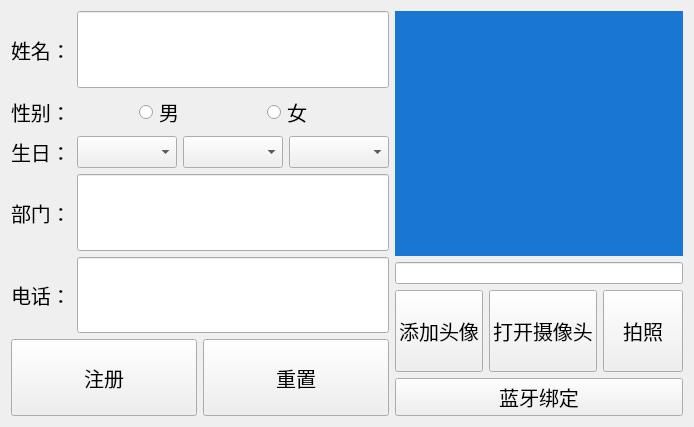
Above: src/register.ui from dsankdnasldas/sever before the change. Below: the same form after it.
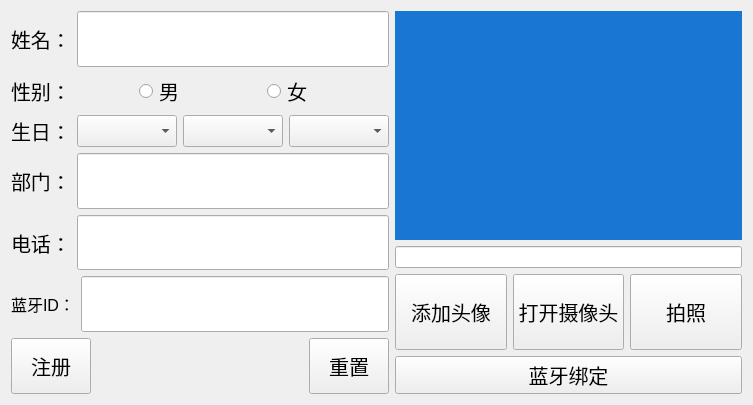
That is the form after the change.

The edit to the form file:
```diff
--- a/src/register.ui
+++ b/src/register.ui
@@ -6,14 +6,16 @@
    <rect>
     <x>0</x>
     <y>0</y>
-    <width>648</width>
-    <height>427</height>
+    <width>753</width>
+    <height>405</height>
    </rect>
   </property>
   <property name="windowTitle">
    <string>Form</string>
   </property>
-  <layout class="QHBoxLayout" name="horizontalLayout_8">
+  <layout class="QVBoxLayout" name="verticalLayout_3">
+   <item>
+    <layout class="QHBoxLayout" name="horizontalLayout_9">
    <item>
     <layout class="QVBoxLayout" name="verticalLayout">
      <item>
@@ -196,6 +198,37 @@
        </item>
       </layout>
      </item>
+       <item>
+        <layout class="QHBoxLayout" name="horizontalLayout_8">
+         <item>
+          <widget class="QLabel" name="label_5">
+           <property name="font">
+            <font>
+             <pointsize>12</pointsize>
+            </font>
+           </property>
+           <property name="text">
+            <string>蓝牙ID：</string>
+           </property>
+          </widget>
+         </item>
+         <item>
+          <widget class="QLineEdit" name="phoneEdit_2">
+           <property name="sizePolicy">
+            <sizepolicy hsizetype="Expanding" vsizetype="Expanding">
+             <horstretch>0</horstretch>
+             <verstretch>0</verstretch>
+            </sizepolicy>
+           </property>
+           <property name="font">
+            <font>
+             <pointsize>15</pointsize>
+            </font>
+           </property>
+          </widget>
+         </item>
+        </layout>
+       </item>
      <item>
       <layout class="QHBoxLayout" name="horizontalLayout_6">
        <item>
@@ -216,6 +249,19 @@
          </property>
         </widget>
        </item>
+         <item>
+          <spacer name="horizontalSpacer">
+           <property name="orientation">
+            <enum>Qt::Orientation::Horizontal</enum>
+           </property>
+           <property name="sizeHint" stdset="0">
+            <size>
+             <width>68</width>
+             <height>20</height>
+            </size>
+           </property>
+          </spacer>
+         </item>
        <item>
         <widget class="QPushButton" name="resetBt">
          <property name="sizePolicy">
@@ -239,7 +285,7 @@
     </layout>
    </item>
    <item>
-    <layout class="QVBoxLayout" name="verticalLayout_2" stretch="3,1,1">
+      <layout class="QVBoxLayout" name="verticalLayout_2" stretch="3,1,1,0">
      <item>
       <widget class="QLabel" name="headpicLb">
        <property name="sizePolicy">
@@ -334,6 +380,8 @@
         <string>蓝牙绑定</string>
        </property>
       </widget>
+       </item>
+      </layout>
      </item>
     </layout>
    </item>
```
Lines whose indentation alone changed are shown as unchanged.
